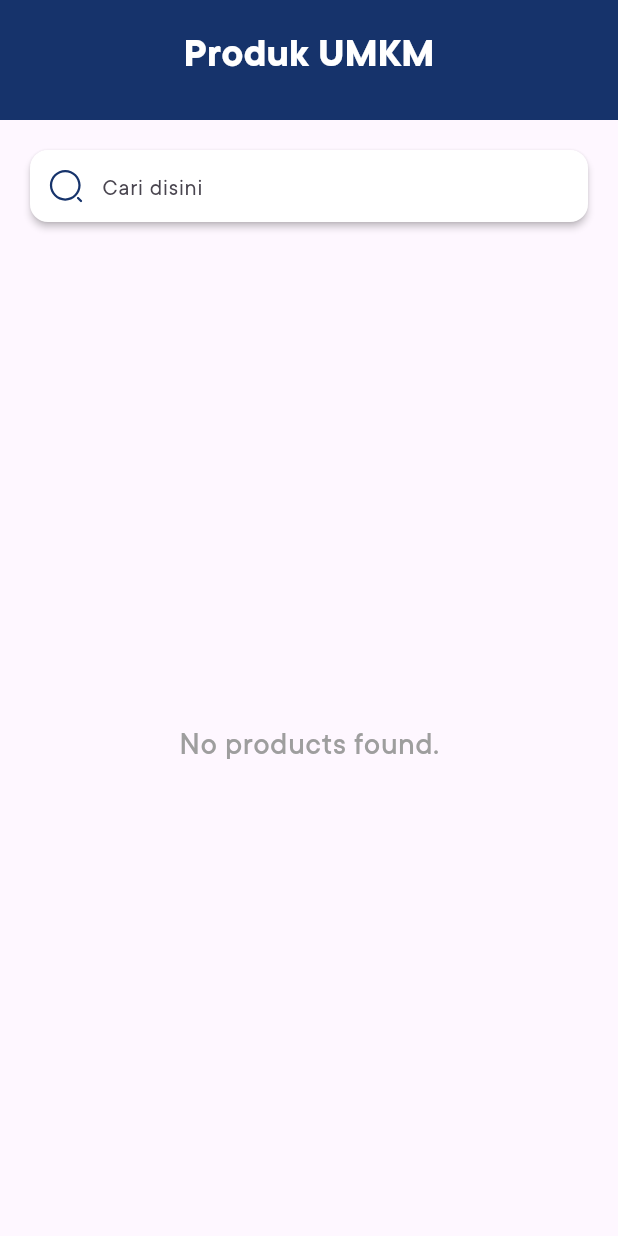
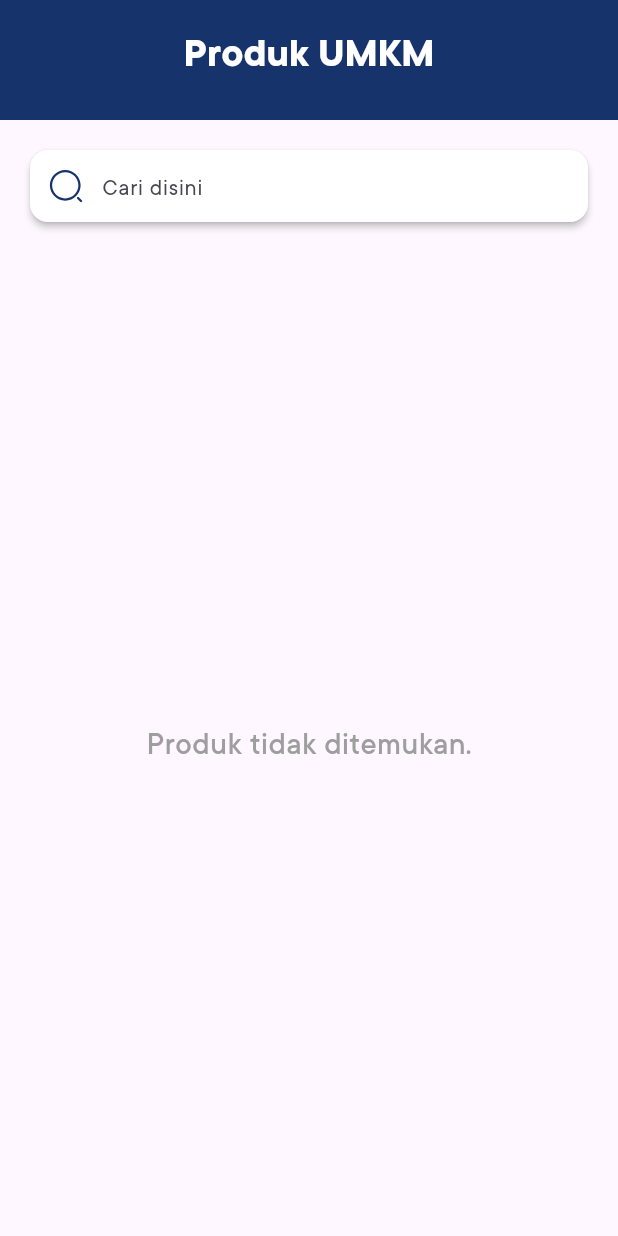
Before and after one commit to sendhyrama/bakehouse_admin, a Flutter app: the ProductPage screen opened directly, on a phone screen of 412 x 824 dp. Run offline on Flutter 3.47's test engine with Material 3 defaults, Android fonts, the phone set to English and light mode, and no system bars; our stand-ins replace cloud_firestore, firebase_auth, firebase_core, firebase_storage, flutter_riverpod, flutter_svg and 2 more; accounts and stored records are empty.

```diff
--- a/lib/pages/product/product_detail_page.dart
+++ b/lib/pages/product/product_detail_page.dart
@@ -56,6 +56,7 @@ class ProductDetailPage extends ConsumerWidget {
   Widget build(BuildContext context, WidgetRef ref) {
     return Scaffold(
       appBar: AppBar(
+        backgroundColor: Colors.white,
         title: const Text(
           'Detail Produk',
           style: TextStyles.h3,
--- a/lib/pages/product/product_page.dart
+++ b/lib/pages/product/product_page.dart
@@ -109,7 +109,7 @@ class _ProductPageState extends ConsumerState<ProductPage> {
                 if (filteredProducts.isEmpty) {
                   return Center(
                     child: Text(
-                      'No products found.',
+                      'Produk tidak ditemukan.',
                       style: TextStyles.h3.copyWith(color: Colors.grey),
                     ),
                   );
--- a/lib/pages/user/user_detail_page.dart
+++ b/lib/pages/user/user_detail_page.dart
@@ -15,6 +15,7 @@ class UserDetailPage extends ConsumerWidget {
   Widget build(BuildContext context, WidgetRef ref) {
     return Scaffold(
       appBar: AppBar(
+        backgroundColor: Colors.white,
         title: const Text(
           'Detail Pengguna',
           style: TextStyles.h3,
--- a/lib/pages/user/user_page.dart
+++ b/lib/pages/user/user_page.dart
@@ -56,7 +56,8 @@ class _UserPageState extends ConsumerState<UserPage>
             color: Colors.white,
             child: TabBar(
               labelColor: PrimaryColor.c8,
-              labelStyle: TextStyles.b1.copyWith(color: PrimaryColor.c8, fontWeight: FontWeight.bold),
+              labelStyle: TextStyles.b1.copyWith(
+                  color: PrimaryColor.c8, fontWeight: FontWeight.bold),
               unselectedLabelColor: Colors.grey,
               unselectedLabelStyle: TextStyles.b1.copyWith(color: Colors.grey),
               controller: _tabController,
@@ -121,7 +122,12 @@ class _UserList extends ConsumerWidget {
         }).toList();
 
         if (filteredList.isEmpty) {
-          return const Center(child: Text('No users found.'));
+          return Center(
+            child: Text(
+              'Pengguna tidak ditemukan.',
+              style: TextStyles.h3.copyWith(color: Colors.grey),
+            ),
+          );
         }
 
         return ListView.builder(
```
